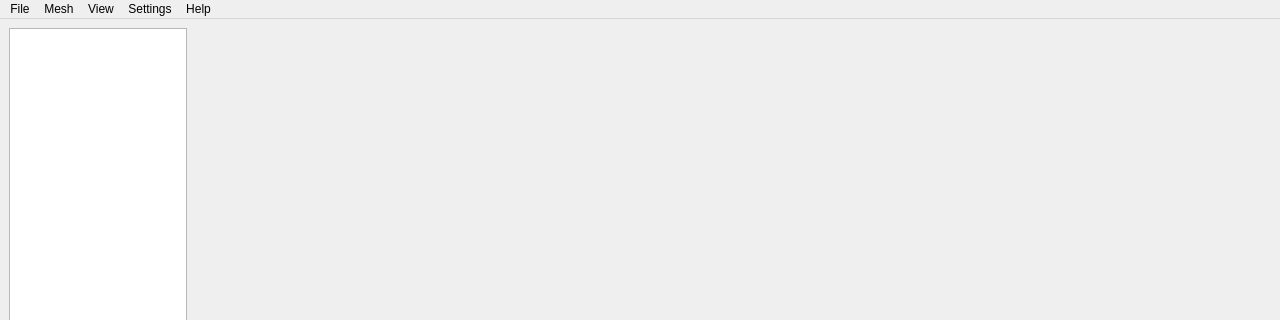
Old version of the form view/main_window/main_window.ui in the repository nextfoam/baram; both pictures show x 0 to 1280 and y 0 to 320 of the 1280 by 768 pixel window.
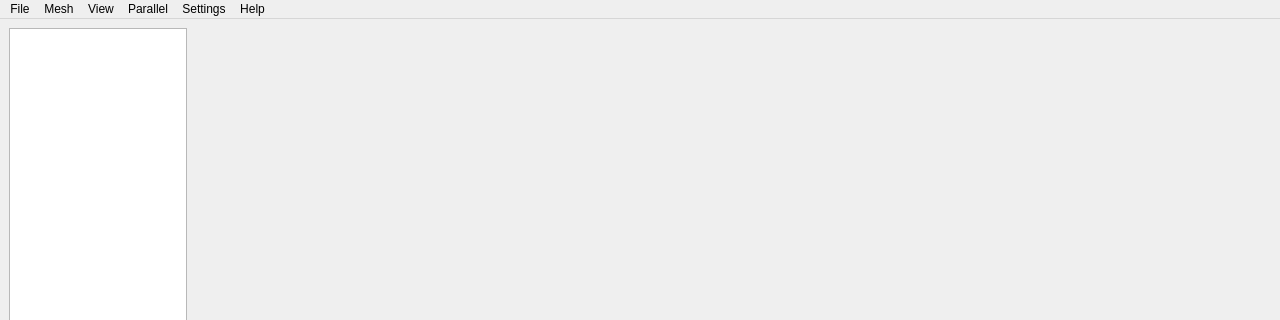
New version of the form.

Commit message: Issue #292, parallel calculation process has been refined

```diff
--- a/view/main_window/main_window.ui
+++ b/view/main_window/main_window.ui
@@ -249,9 +249,16 @@
     </property>
     <addaction name="actionAbout"/>
    </widget>
+   <widget class="QMenu" name="menuParallel">
+    <property name="title">
+     <string>Parallel</string>
+    </property>
+    <addaction name="actionParallelEnvironment"/>
+   </widget>
    <addaction name="menuFile"/>
    <addaction name="menuMesh"/>
    <addaction name="menuView"/>
+   <addaction name="menuParallel"/>
    <addaction name="menuSetting"/>
    <addaction name="menuHelp"/>
   </widget>
```
Left out of the diff: 5 changed lines with no effect on the pictures. The commit also changes 19 other files.
